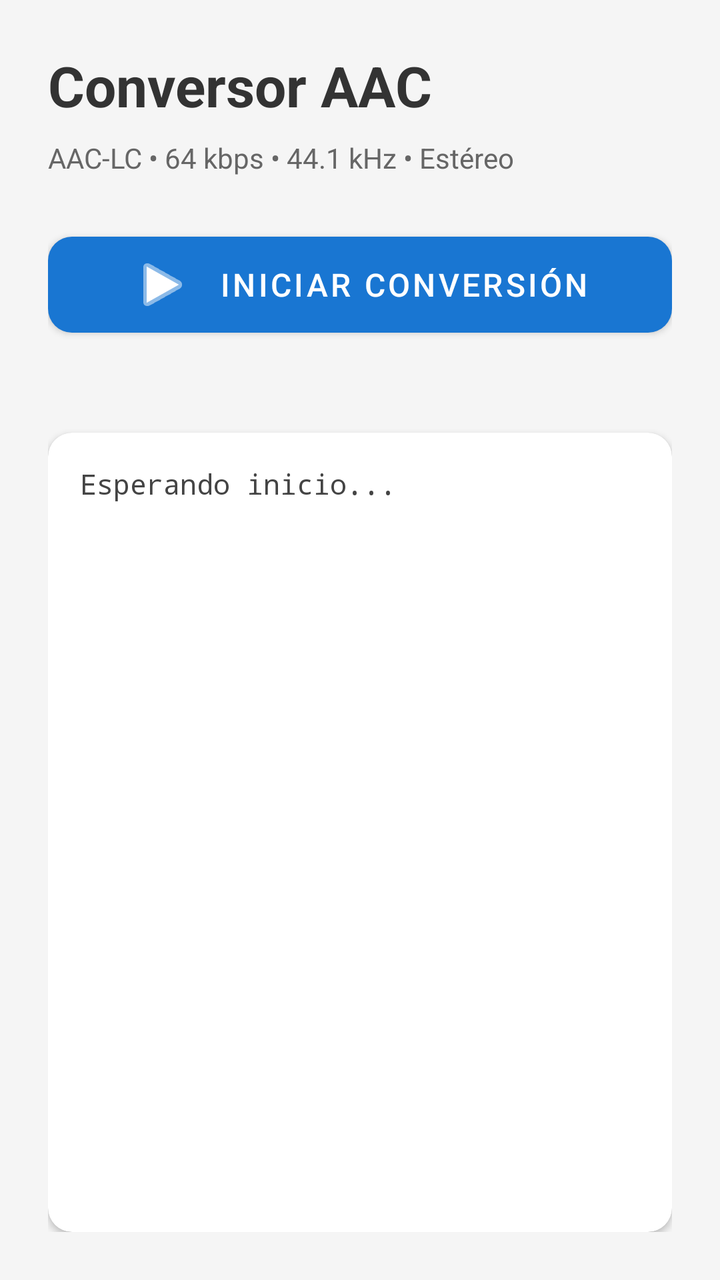
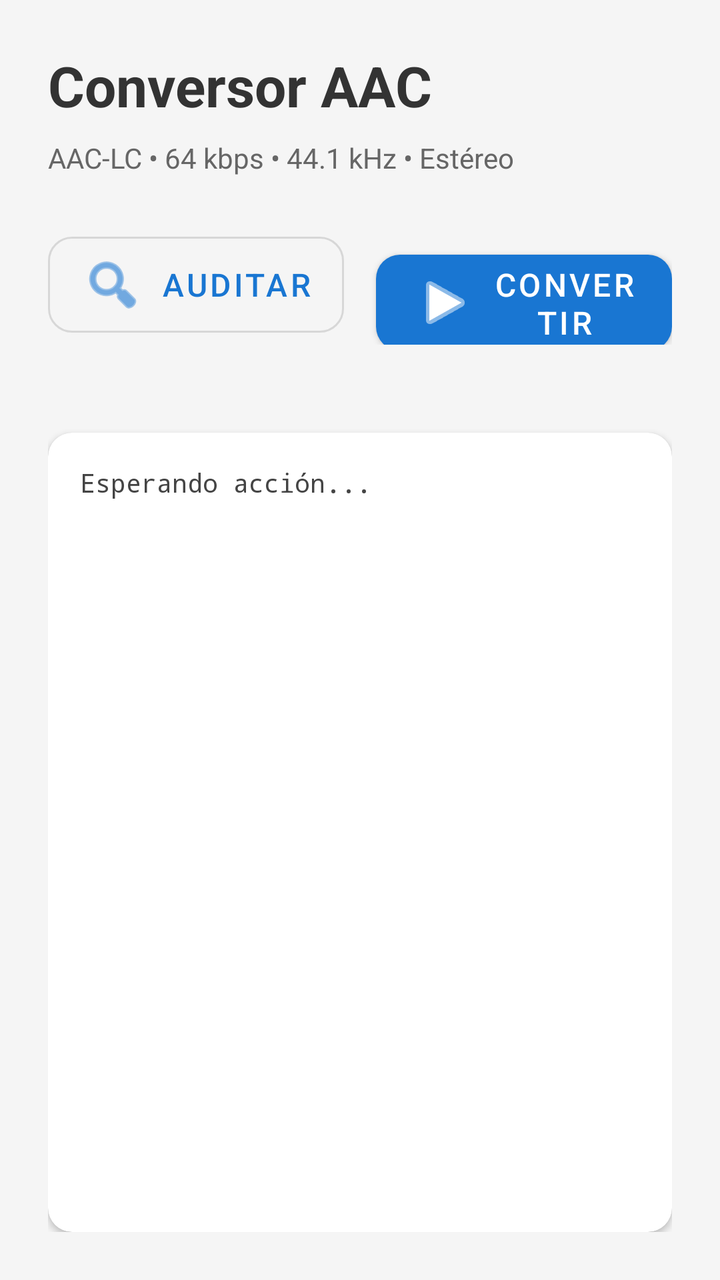

Before-and-after screenshots of an Android layout around one commit, followed by the original layout XML and the change that was made.
<!-- AndroidManifest.xml: application theme AppTheme -->
<!-- res/layout/activity_main.xml -->
<?xml version="1.0" encoding="utf-8"?>
<LinearLayout xmlns:android="http://schemas.android.com/apk/res/android"
    xmlns:app="http://schemas.android.com/apk/res-auto"
    android:layout_width="match_parent"
    android:layout_height="match_parent"
    android:orientation="vertical"
    android:padding="24dp"
    android:background="#F5F5F5">

    
    <TextView
        android:layout_width="match_parent"
        android:layout_height="wrap_content"
        android:text="Conversor AAC"
        android:textSize="28sp"
        android:textStyle="bold"
        android:textColor="#333333"
        android:layout_marginBottom="8dp"/>

    <TextView
        android:layout_width="match_parent"
        android:layout_height="wrap_content"
        android:text="AAC-LC • 64 kbps • 44.1 kHz • Estéreo"
        android:textSize="14sp"
        android:textColor="#666666"
        android:layout_marginBottom="24dp"/>

    
    <com.google.android.material.button.MaterialButton
        android:id="@+id/btnConvertir"
        android:layout_width="match_parent"
        android:layout_height="60dp"
        android:text="Iniciar Conversión"
        android:textSize="16sp"
        app:icon="@android:drawable/ic_media_play"
        app:iconGravity="textStart"
        app:iconPadding="12dp"
        app:cornerRadius="12dp"
        android:layout_marginBottom="16dp"/>

    
    <com.google.android.material.progressindicator.LinearProgressIndicator
        android:id="@+id/progressBar"
        android:layout_width="match_parent"
        android:layout_height="wrap_content"
        android:indeterminate="false"
        app:trackCornerRadius="4dp"
        android:layout_marginBottom="24dp"
        android:visibility="invisible"/>

    
    <com.google.android.material.card.MaterialCardView
        android:layout_width="match_parent"
        android:layout_height="0dp"
        android:layout_weight="1"
        app:cardCornerRadius="12dp"
        app:cardElevation="2dp"
        app:cardBackgroundColor="#FFFFFF">

        <ScrollView
            android:id="@+id/scrollView"
            android:layout_width="match_parent"
            android:layout_height="match_parent"
            android:padding="16dp">

            <TextView
                android:id="@+id/tvLog"
                android:layout_width="match_parent"
                android:layout_height="wrap_content"
                android:text="Esperando inicio..."
                android:textSize="14sp"
                android:textColor="#444444"
                android:fontFamily="monospace"/>
        </ScrollView>
    </com.google.android.material.card.MaterialCardView>

</LinearLayout>
<!-- resources referenced by this layout -->
<resources>
  <style name="AppTheme" parent="Theme.MaterialComponents.DayNight.DarkActionBar">
          <item name="colorPrimary">#1976D2</item>
          <item name="colorPrimaryVariant">#1565C0</item>
          <item name="colorOnPrimary">#FFFFFF</item>
      </style>
</resources>

<!-- the commit's change to res/layout/activity_main.xml (unified diff, before → after) -->
@@ -7,7 +7,6 @@
     android:padding="24dp"
     android:background="#F5F5F5">
 
-    
     <TextView
         android:layout_width="match_parent"
         android:layout_height="wrap_content"
@@ -26,19 +25,40 @@
         android:layout_marginBottom="24dp"/>
 
     
-    <com.google.android.material.button.MaterialButton
-        android:id="@+id/btnConvertir"
+    <LinearLayout
         android:layout_width="match_parent"
-        android:layout_height="60dp"
-        android:text="Iniciar Conversión"
-        android:textSize="16sp"
-        app:icon="@android:drawable/ic_media_play"
-        app:iconGravity="textStart"
-        app:iconPadding="12dp"
-        app:cornerRadius="12dp"
-        android:layout_marginBottom="16dp"/>
+        android:layout_height="wrap_content"
+        android:orientation="horizontal"
+        android:layout_marginBottom="16dp">
 
-    
+        <com.google.android.material.button.MaterialButton
+            android:id="@+id/btnAuditar"
+            android:layout_width="0dp"
+            android:layout_height="60dp"
+            android:layout_weight="1"
+            android:text="Auditar"
+            android:textSize="16sp"
+            app:icon="@android:drawable/ic_menu_search"
+            app:iconGravity="textStart"
+            app:iconPadding="8dp"
+            app:cornerRadius="12dp"
+            android:layout_marginEnd="8dp"
+            style="@style/Widget.MaterialComponents.Button.OutlinedButton"/>
+
+        <com.google.android.material.button.MaterialButton
+            android:id="@+id/btnConvertir"
+            android:layout_width="0dp"
+            android:layout_height="60dp"
+            android:layout_weight="1"
+            android:text="Convertir"
+            android:textSize="16sp"
+            app:icon="@android:drawable/ic_media_play"
+            app:iconGravity="textStart"
+            app:iconPadding="8dp"
+            app:cornerRadius="12dp"
+            android:layout_marginStart="8dp"/>
+    </LinearLayout>
+
     <com.google.android.material.progressindicator.LinearProgressIndicator
         android:id="@+id/progressBar"
         android:layout_width="match_parent"
@@ -48,7 +68,6 @@
         android:layout_marginBottom="24dp"
         android:visibility="invisible"/>
 
-    
     <com.google.android.material.card.MaterialCardView
         android:layout_width="match_parent"
         android:layout_height="0dp"
@@ -67,8 +86,8 @@
                 android:id="@+id/tvLog"
                 android:layout_width="match_parent"
                 android:layout_height="wrap_content"
-                android:text="Esperando inicio..."
-                android:textSize="14sp"
+                android:text="Esperando acción..."
+                android:textSize="13sp"
                 android:textColor="#444444"
                 android:fontFamily="monospace"/>
         </ScrollView>
